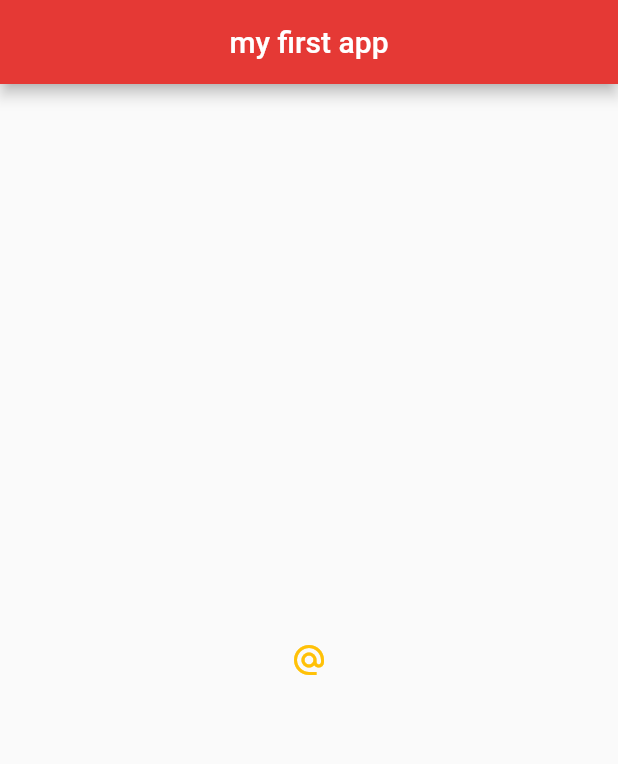
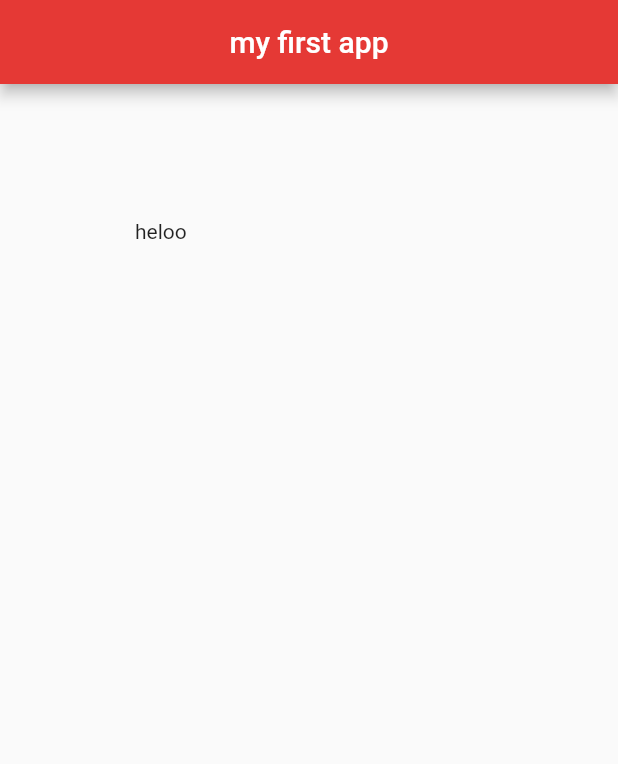
Before and after one commit to james947/my-app, a Flutter app: the screen it shows after launch, on a phone screen of 412 x 824 dp. Shown: the top 764 px of the screen. Run offline on Flutter 3.47's test engine with Material 2 defaults, Android fonts, the phone set to English and light mode, and no system bars.

Commit message:
Add containers and padding

```diff
--- a/lib/main.dart
+++ b/lib/main.dart
@@ -14,32 +14,17 @@ class Home extends StatelessWidget {
         centerTitle: true,
         backgroundColor: Colors.red[600] ,
       ),
-      body: Center(
-//        child: Icon(
-//          Icons.airport_shuttle,
-//          color: Colors.lightBlue,
-//          size: 50.0,
-//        ),
-//        child: FlatButton(
-//          onPressed: (){
-//            print('you clicked me');
-//          },
-//          child: Text('click me'),
-//          color: Colors.lightBlue,
-//        ),
-//          child: RaisedButton.icon(
-//            onPressed: () {},
-//            icon: Icon(Icons.mail),
-//            label: Text('mail me'),
-//            color: Colors.amber,
-//          ),
-            child: IconButton(
-              onPressed: (){
-                print('Hey you pressed me');
-              },
-              icon: Icon(Icons.alternate_email),
-              color: Colors.amber,
-            )
+//      body: Container(
+////        padding: EdgeInsets.all(20.0),
+////        padding: EdgeInsets.symmetric(horizontal: 20.0, vertical: 20.0),
+//        padding: EdgeInsets.fromLTRB(10.0, 10.0, 30.0, 40.0),
+//        margin: EdgeInsets.all(30.0),
+//        color: Colors.grey[400],
+//        child: Text('Hello'),
+//      ),
+      body: Padding(
+        padding: EdgeInsets.all(90.0),
+        child: Text('heloo'),
       ),
       floatingActionButton: FloatingActionButton(
         onPressed:() {} ,
```
